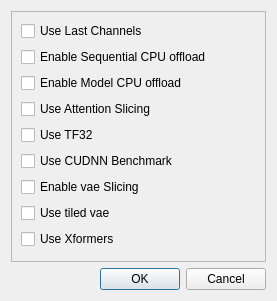
First picture: the form in src/airunner/pyqt/advanced_settings.ui, repository Capsize-Games/airunner, before the edit.
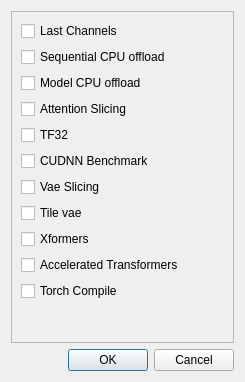
Second picture: the form after the edit.

Diff of the .ui file:
```diff
--- a/src/airunner/pyqt/advanced_settings.ui
+++ b/src/airunner/pyqt/advanced_settings.ui
@@ -6,8 +6,8 @@
    <rect>
     <x>0</x>
     <y>0</y>
-    <width>277</width>
-    <height>301</height>
+    <width>245</width>
+    <height>382</height>
    </rect>
   </property>
   <property name="windowTitle">
@@ -26,63 +26,77 @@
       <item row="0" column="0">
        <widget class="QCheckBox" name="use_lastchannels">
         <property name="text">
-         <string>Use Last Channels</string>
+         <string>Last Channels</string>
         </property>
        </widget>
       </item>
       <item row="1" column="0">
        <widget class="QCheckBox" name="use_enable_sequential_cpu_offload">
         <property name="text">
-         <string>Enable Sequential CPU offload</string>
+         <string>Sequential CPU offload</string>
         </property>
        </widget>
       </item>
       <item row="2" column="0">
        <widget class="QCheckBox" name="enable_model_cpu_offload">
         <property name="text">
-         <string>Enable Model CPU offload</string>
+         <string>Model CPU offload</string>
         </property>
        </widget>
       </item>
       <item row="3" column="0">
        <widget class="QCheckBox" name="use_attention_slicing">
         <property name="text">
-         <string>Use Attention Slicing</string>
+         <string>Attention Slicing</string>
         </property>
        </widget>
       </item>
       <item row="4" column="0">
        <widget class="QCheckBox" name="use_tf32">
         <property name="text">
-         <string>Use TF32</string>
+         <string>TF32</string>
         </property>
        </widget>
       </item>
       <item row="5" column="0">
        <widget class="QCheckBox" name="use_cudnn_benchmark">
         <property name="text">
-         <string>Use CUDNN Benchmark</string>
+         <string>CUDNN Benchmark</string>
         </property>
        </widget>
       </item>
       <item row="6" column="0">
        <widget class="QCheckBox" name="use_enable_vae_slicing">
         <property name="text">
-         <string>Enable vae Slicing</string>
-        </property>
-       </widget>
-      </item>
-      <item row="8" column="0">
-       <widget class="QCheckBox" name="use_xformers">
-        <property name="text">
-         <string>Use Xformers</string>
+         <string>Vae Slicing</string>
         </property>
        </widget>
       </item>
       <item row="7" column="0">
        <widget class="QCheckBox" name="use_tiled_vae">
         <property name="text">
-         <string>Use tiled vae</string>
+         <string>Tile vae</string>
+        </property>
+       </widget>
+      </item>
+      <item row="8" column="0">
+       <widget class="QCheckBox" name="use_xformers">
+        <property name="text">
+         <string>Xformers</string>
+        </property>
+       </widget>
+      </item>
+      <item row="9" column="0">
+       <widget class="QCheckBox" name="use_accelerated_transformers">
+        <property name="text">
+         <string>Accelerated Transformers</string>
+        </property>
+       </widget>
+      </item>
+      <item row="10" column="0">
+       <widget class="QCheckBox" name="use_torch_compile">
+        <property name="text">
+         <string>Torch Compile</string>
         </property>
        </widget>
       </item>
```
